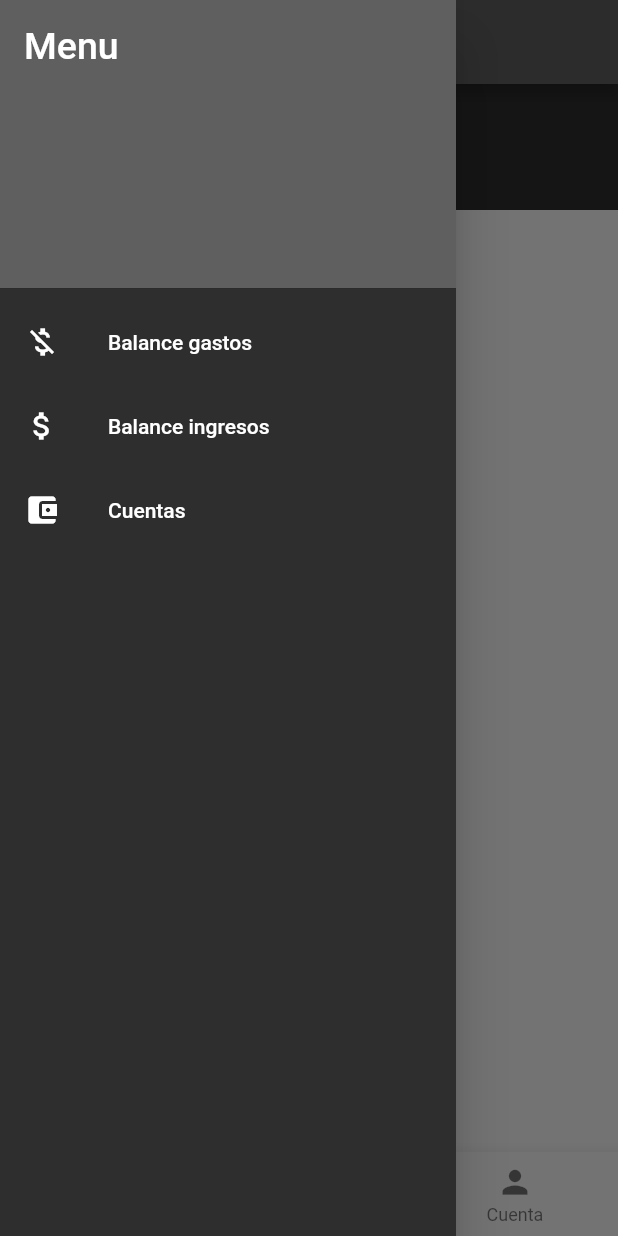
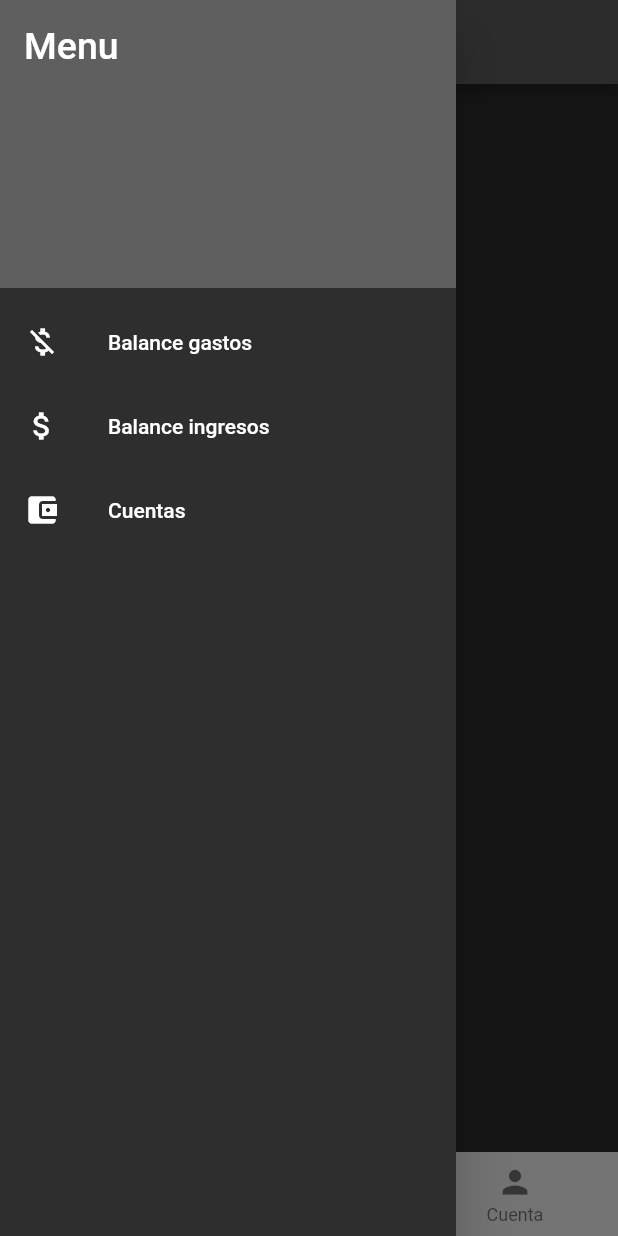
Before and after one commit to Daaira0811/EspecializacionII, a Flutter app: the VerMasGastos screen opened directly, item 2 of the bottom bar chosen, in the side drawer, after a tap on "Balance gastos", on a phone screen of 412 x 824 dp. Run offline on Flutter 3.47's test engine with Material 2 defaults, Android fonts, the phone set to English and light mode, and no system bars; our stand-ins replace charts_flutter, flutter_colorpicker, sqflite; missing offline and left inert: dart:ffi, flutter_cupertino_datetime_picker; accounts and stored records are empty.

Commit message:
Funcionalidda de gastos casi-completa

```diff
--- a/lib/BalanceGeneral.dart
+++ b/lib/BalanceGeneral.dart
@@ -326,9 +326,9 @@ Widget graficosTexto(context) {
 Widget grafico(context, List<Dinero> data1) {
 
 
-  DateTime dt = DateTime.parse(data1[0].fechaHora.toString());
-  print(dt.day);
-  List<Dinero> dataGrafico = data1.toList();
+ // DateTime dt = DateTime.parse(data1[0].fechaHora.toString());
+ // print(dt.day);
+ // List<Dinero> dataGrafico = data1.toList();
 
 
 
--- a/lib/DAO/DB.dart
+++ b/lib/DAO/DB.dart
@@ -132,4 +132,20 @@ class DB {
         ));
   }
 
+   static Future<List<Dinero>> listarGastos() async {
+        Database database = await _initDB();
+
+    final List<Map <String, dynamic>> ingresosMap = await database.query("dinero", where: "tipoOperacion=?", whereArgs: ["esGasto"]);
+
+    return List.generate(ingresosMap.length,
+            (i) => Dinero(
+            id: ingresosMap[i]['id'],
+            idCuenta: ingresosMap[i]['idCuenta'],
+            monto: ingresosMap[i]['monto'],
+            asunto: ingresosMap[i]['asunto'],
+            fechaHora:  ingresosMap[i]['fechaHora'],
+            tipoOperacion: ingresosMap[i]['tipoOperacion']
+        ));
+  }
+
 }
--- a/lib/balanceGastos.dart
+++ b/lib/balanceGastos.dart
@@ -109,7 +109,7 @@ Widget cuerpo(context) {
 }
 
 ListaGastos() async {
-  List<Dinero> list = await DB.listarDinero();
+  List<Dinero> list = await DB.listarGastos();
   //Cuenta a=list[0];
   list.forEach((element) {
     print(element.monto);
@@ -194,7 +194,6 @@ Widget ultimosMovimientos(context, List<Dinero> data) {
 }
 
 Widget ultimosMovimientosDisplay(context, List<Dinero> data) {
-
   final List<String> cuenta = <String>[
     "Banco Santander",
     "Efectivo",
@@ -206,7 +205,6 @@ Widget ultimosMovimientosDisplay(context, List<Dinero> data) {
     shrinkWrap: true,
     padding: const EdgeInsets.all(8),
     itemCount: 2,
-    reverse: true,
     itemBuilder: (BuildContext context, int index) {
       return Card(
         //Caja ultimos movimientos
--- a/lib/verMasGastos.dart
+++ b/lib/verMasGastos.dart
@@ -1,10 +1,12 @@
 import 'package:flutter/material.dart';
 import 'package:charts_flutter/flutter.dart' as charts;
+import 'package:flutter_application_fincet/misCuentas.dart';
 
 import 'package:flutter_application_fincet/widgets/navBar.dart';
 import 'package:flutter_application_fincet/widgets/sideMenu.dart';
 
 import 'DAO/DB.dart';
+import 'models/Cuenta.dart';
 import 'models/Dinero.dart';
 
 class VerMasGastos extends StatefulWidget {
@@ -16,6 +18,7 @@ class VerMasGastos extends StatefulWidget {
 class _VerMasGastosState extends State<VerMasGastos> {
   int index = 0;
   NavBar? myNavBar;
+
   @override
   void initState() {
     myNavBar = NavBar(currentIndex: (i) {
@@ -29,6 +32,7 @@ class _VerMasGastosState extends State<VerMasGastos> {
 
   Widget build(BuildContext context) {
     return Scaffold(
+      backgroundColor: const Color.fromARGB(255, 46, 46, 46),
       appBar: AppBar(
         centerTitle: true,
         backgroundColor: const Color.fromARGB(255, 96, 95, 95),
@@ -77,7 +81,44 @@ Widget cuerpo(context) {
                               snapshot.data as List<Dinero>;
                           return Center(
                               child: (Column(
-                            children: [ultimosMovimientos(context, data)],
+                            children: [
+                              FutureBuilder(
+                                  future: ListaCuentas(),
+                                  builder: (ctx, snapshot) {
+                                    // Checking if future is resolved
+                                    if (snapshot.connectionState ==
+                                        ConnectionState.done) {
+                                      // If we got an error
+                                      if (snapshot.hasError) {
+                                        return Center(
+                                          child: Text(
+                                            '${snapshot.error} occurred',
+                                            style: TextStyle(fontSize: 18),
+                                          ),
+                                        );
+
+                                        // if we got our data
+                                      } else if (snapshot.hasData) {
+                                        // Extracting data from snapshot object
+                                        final List<Cuenta> dataCuentas =
+                                            snapshot.data as List<Cuenta>;
+                                        return Center(
+                                            child: (Column(
+                                          children: [
+                                            //  ultimosMovimientos(context, data, cuentas)
+                                            ultimosMovimientos(
+                                                context, data, dataCuentas)
+                                          ],
+                                        )));
+                                      }
+                                    }
+                                    return Center(
+                                      child: CircularProgressIndicator(),
+                                    );
+                                  })
+                              //  ultimosMovimientos(context, data, cuentas)
+                              // ultimosMovimientos(context, data)
+                            ],
                           )));
                         }
                       }
@@ -85,7 +126,6 @@ Widget cuerpo(context) {
                         child: CircularProgressIndicator(),
                       );
                     }),
-
                 //  ultimosMovimientos(context),
               ],
             ),
@@ -97,7 +137,7 @@ Widget cuerpo(context) {
 }
 
 ListaGastos() async {
-  List<Dinero> list = await DB.listarDinero();
+  List<Dinero> list = await DB.listarGastos();
   //Cuenta a=list[0];
   list.forEach((element) {
     print(element.monto);
@@ -105,7 +145,18 @@ ListaGastos() async {
   return list.toList();
 }
 
-Widget ultimosMovimientos(context, List<Dinero> data) {
+Future<List<String>> listaCuentas() async {
+  List<String> nombreCuenta = [];
+  List<Cuenta> cuentas = await DB.listarCuentas();
+  cuentas.forEach((element) {
+    print(element.nombreCuenta);
+    nombreCuenta.add(element.nombreCuenta.toString());
+  });
+  return nombreCuenta;
+}
+
+Widget ultimosMovimientos(
+    context, List<Dinero> data, List<Cuenta> dataCuentas) {
   return Column(
     children: [
       const SizedBox(
@@ -125,37 +176,28 @@ Widget ultimosMovimientos(context, List<Dinero> data) {
           ),
         ],
       ),
-      ultimosMovimientosDisplay(context, data)
+      ultimosMovimientosDisplay(context, data, dataCuentas)
     ],
   );
 }
 
-Widget ultimosMovimientosDisplay(context, List<Dinero> data) {
-  final List<String> cuenta = <String>[
-    "Banco Santander",
-    "Efectivo",
-    "Banco Santander",
-    "Efectivo",
-    "Banco Santander",
-    "Banco Santander",
-    "Efectivo",
-    "Banco Santander",
-    "Efectivo",
-    "Banco Santander",
-    "Banco Santander",
-    "Efectivo",
-    "Banco Santander",
-    "Efectivo",
-    "Banco Santander",
-  ];
+String buscarCuenta(List<Cuenta> dataCuentas, int index) {
+  String nombreCuenta = '';
+  for (Cuenta i in dataCuentas)
+    if (index == int.parse(i.id.toString())) {
+      return nombreCuenta = i.nombreCuenta.toString();
+    };
+  return nombreCuenta;
+}
 
+Widget ultimosMovimientosDisplay(
+    context, List<Dinero> data, List<Cuenta> dataCuentas) {
   List<Dinero> reverseData = data.reversed.toList();
 
   return ListView.separated(
     shrinkWrap: true,
     padding: const EdgeInsets.all(8),
-    itemCount: data.length - 1,
-    reverse: true,
+    itemCount: data.length,
     itemBuilder: (BuildContext context, int index) {
       return Card(
         //Caja ultimos movimientos
@@ -201,7 +243,9 @@ Widget ultimosMovimientosDisplay(context, List<Dinero> data) {
                 Row(
                   children: [
                     // Cuenta del gasto
-                    Text(cuenta[index],
+                    Text(buscarCuenta(dataCuentas, int.parse(reverseData[index].idCuenta.toString())),
+                        // listaCuentas(
+                        //     int.parse(reverseData[index].idCuenta.toString())),
                         style: const TextStyle(
                           fontSize: 12,
                           fontWeight: FontWeight.bold,
```
Also changed, not shown: lib/gastosForm.dart (+66 -19 lines).
